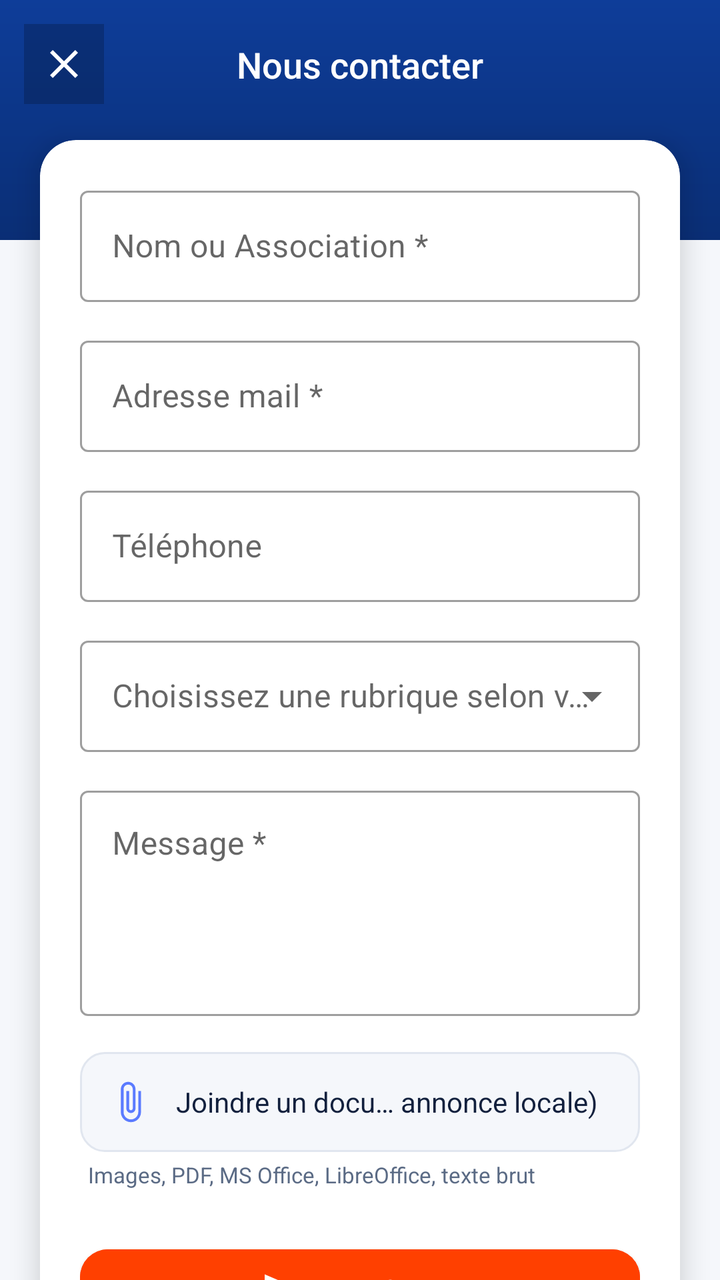
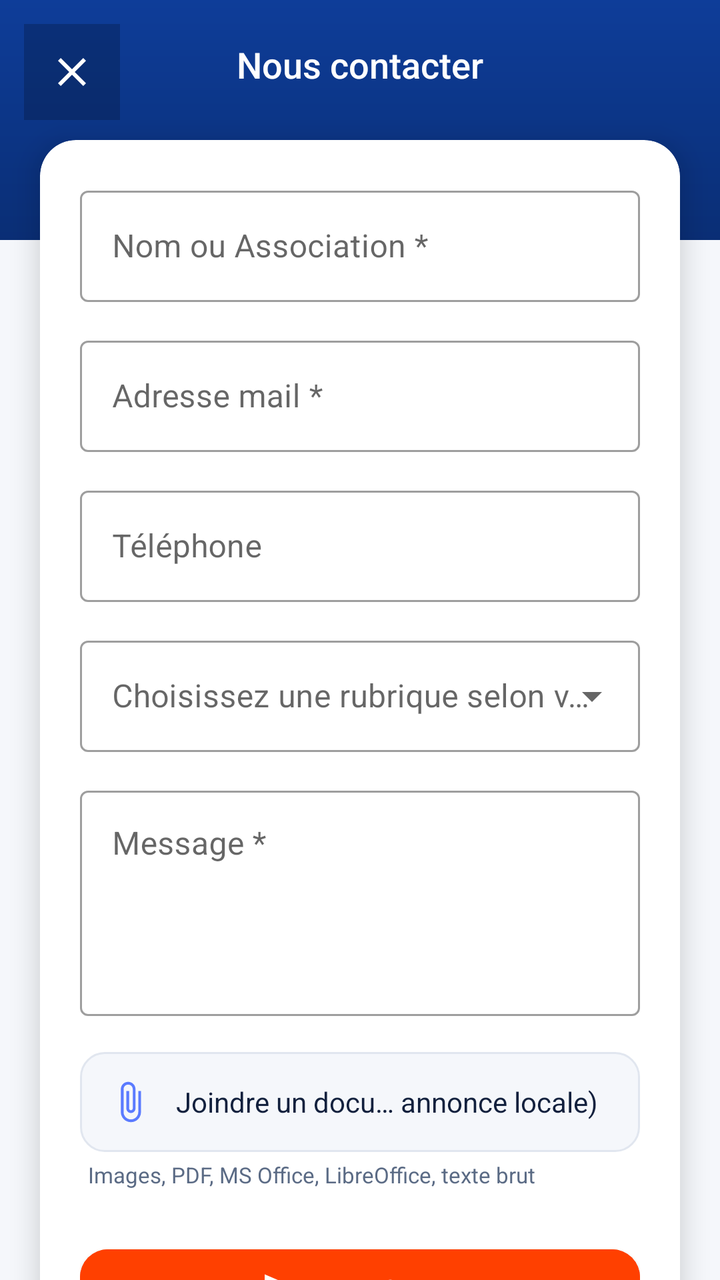

Screens rendered from an Android XML layout before and after an edit, with the pre-edit source and the edit as a unified diff.
<!-- AndroidManifest.xml: application theme Theme.MercurOplay -->
<!-- res/layout/activity_contact.xml -->
<?xml version="1.0" encoding="utf-8"?>
<androidx.core.widget.NestedScrollView xmlns:android="http://schemas.android.com/apk/res/android"
    xmlns:app="http://schemas.android.com/apk/res-auto"
    android:layout_width="match_parent"
    android:layout_height="match_parent"
    android:background="@color/background_light"
    android:fillViewport="true">

    <androidx.constraintlayout.widget.ConstraintLayout
        android:layout_width="match_parent"
        android:layout_height="wrap_content"
        android:paddingBottom="32dp">

        <View
            android:id="@+id/headerBackground"
            android:layout_width="0dp"
            android:layout_height="120dp"
            android:background="@drawable/bg_header_gradient"
            app:layout_constraintEnd_toEndOf="parent"
            app:layout_constraintStart_toStartOf="parent"
            app:layout_constraintTop_toTopOf="parent" />

        <ImageButton
            android:id="@+id/buttonBack"
            android:layout_width="40dp"
            android:layout_height="40dp"
            android:layout_marginStart="12dp"
            android:layout_marginTop="12dp"
            android:background="#33000000"
            android:contentDescription="@string/action_back"
            android:padding="8dp"
            android:src="@drawable/ic_close"
            app:layout_constraintStart_toStartOf="parent"
            app:layout_constraintTop_toTopOf="parent" />

        <TextView
            android:id="@+id/textContactTitle"
            android:layout_width="wrap_content"
            android:layout_height="wrap_content"
            android:layout_marginTop="20dp"
            android:fontFamily="sans-serif-medium"
            android:text="@string/contact_title"
            android:textColor="@color/white"
            android:textSize="18sp"
            app:layout_constraintEnd_toEndOf="parent"
            app:layout_constraintStart_toStartOf="parent"
            app:layout_constraintTop_toTopOf="parent" />

        <androidx.cardview.widget.CardView
            android:id="@+id/cardForm"
            android:layout_width="0dp"
            android:layout_height="wrap_content"
            android:layout_marginStart="20dp"
            android:layout_marginTop="70dp"
            android:layout_marginEnd="20dp"
            app:cardBackgroundColor="@color/surface_white"
            app:cardCornerRadius="18dp"
            app:cardElevation="8dp"
            app:layout_constraintEnd_toEndOf="parent"
            app:layout_constraintStart_toStartOf="parent"
            app:layout_constraintTop_toTopOf="parent">

            <LinearLayout
                android:layout_width="match_parent"
                android:layout_height="wrap_content"
                android:orientation="vertical"
                android:padding="20dp">

                <com.google.android.material.textfield.TextInputLayout
                    android:id="@+id/layoutName"
                    style="@style/Widget.MaterialComponents.TextInputLayout.OutlinedBox"
                    android:layout_width="match_parent"
                    android:layout_height="wrap_content"
                    android:hint="@string/contact_field_name">

                    <com.google.android.material.textfield.TextInputEditText
                        android:id="@+id/editName"
                        android:layout_width="match_parent"
                        android:layout_height="wrap_content"
                        android:inputType="textPersonName|textCapWords"
                        android:maxLines="1" />

                </com.google.android.material.textfield.TextInputLayout>

                <com.google.android.material.textfield.TextInputLayout
                    android:id="@+id/layoutEmail"
                    style="@style/Widget.MaterialComponents.TextInputLayout.OutlinedBox"
                    android:layout_width="match_parent"
                    android:layout_height="wrap_content"
                    android:layout_marginTop="14dp"
                    android:hint="@string/contact_field_email">

                    <com.google.android.material.textfield.TextInputEditText
                        android:id="@+id/editEmail"
                        android:layout_width="match_parent"
                        android:layout_height="wrap_content"
                        android:inputType="textEmailAddress"
                        android:maxLines="1" />

                </com.google.android.material.textfield.TextInputLayout>

                <com.google.android.material.textfield.TextInputLayout
                    android:id="@+id/layoutPhone"
                    style="@style/Widget.MaterialComponents.TextInputLayout.OutlinedBox"
                    android:layout_width="match_parent"
                    android:layout_height="wrap_content"
                    android:layout_marginTop="14dp"
                    android:hint="@string/contact_field_phone">

                    <com.google.android.material.textfield.TextInputEditText
                        android:id="@+id/editPhone"
                        android:layout_width="match_parent"
                        android:layout_height="wrap_content"
                        android:inputType="phone"
                        android:maxLines="1" />

                </com.google.android.material.textfield.TextInputLayout>

                <com.google.android.material.textfield.TextInputLayout
                    android:id="@+id/layoutSubject"
                    style="@style/Widget.MaterialComponents.TextInputLayout.OutlinedBox.ExposedDropdownMenu"
                    android:layout_width="match_parent"
                    android:layout_height="wrap_content"
                    android:layout_marginTop="14dp"
                    android:hint="@string/contact_field_subject">

                    <AutoCompleteTextView
                        android:id="@+id/dropdownSubject"
                        android:layout_width="match_parent"
                        android:layout_height="wrap_content"
                        android:inputType="none" />

                </com.google.android.material.textfield.TextInputLayout>

                <com.google.android.material.textfield.TextInputLayout
                    android:id="@+id/layoutMessage"
                    style="@style/Widget.MaterialComponents.TextInputLayout.OutlinedBox"
                    android:layout_width="match_parent"
                    android:layout_height="wrap_content"
                    android:layout_marginTop="14dp"
                    android:hint="@string/contact_field_message">

                    <com.google.android.material.textfield.TextInputEditText
                        android:id="@+id/editMessage"
                        android:layout_width="match_parent"
                        android:layout_height="wrap_content"
                        android:gravity="top|start"
                        android:inputType="textMultiLine|textCapSentences"
                        android:minLines="4" />

                </com.google.android.material.textfield.TextInputLayout>

                <LinearLayout
                    android:id="@+id/rowAttachmentPicker"
                    android:layout_width="match_parent"
                    android:layout_height="wrap_content"
                    android:layout_marginTop="18dp"
                    android:background="@drawable/bg_attachment_row"
                    android:clickable="true"
                    android:focusable="true"
                    android:foreground="?attr/selectableItemBackground"
                    android:gravity="center_vertical"
                    android:orientation="horizontal"
                    android:padding="14dp">

                    <ImageView
                        android:layout_width="22dp"
                        android:layout_height="22dp"
                        android:contentDescription="@null"
                        android:src="@drawable/ic_attachment" />

                    <TextView
                        android:id="@+id/textAttachmentLabel"
                        android:layout_width="0dp"
                        android:layout_height="wrap_content"
                        android:layout_marginStart="12dp"
                        android:layout_weight="1"
                        android:ellipsize="middle"
                        android:maxLines="1"
                        android:text="@string/contact_field_attachment"
                        android:textColor="@color/text_primary"
                        android:textSize="14sp" />

                    <ImageButton
                        android:id="@+id/buttonRemoveAttachment"
                        android:layout_width="28dp"
                        android:layout_height="28dp"
                        android:background="?attr/selectableItemBackgroundBorderless"
                        android:contentDescription="@string/cd_remove_attachment"
                        android:padding="4dp"
                        android:src="@drawable/ic_close"
                        android:visibility="gone"
                        app:tint="@color/text_secondary" />

                </LinearLayout>

                <TextView
                    android:layout_width="match_parent"
                    android:layout_height="wrap_content"
                    android:layout_marginTop="4dp"
                    android:layout_marginStart="4dp"
                    android:text="@string/contact_field_attachment_hint"
                    android:textColor="@color/text_secondary"
                    android:textSize="11sp" />

                <com.google.android.material.button.MaterialButton
                    android:id="@+id/buttonSubmit"
                    android:layout_width="match_parent"
                    android:layout_height="52dp"
                    android:layout_marginTop="24dp"
                    android:backgroundTint="@color/brand_orange"
                    android:text="@string/contact_submit"
                    android:textColor="@color/white"
                    app:cornerRadius="14dp"
                    app:icon="@drawable/ic_send"
                    app:iconGravity="textStart"
                    app:iconTint="@color/white" />

            </LinearLayout>
        </androidx.cardview.widget.CardView>

    </androidx.constraintlayout.widget.ConstraintLayout>
</androidx.core.widget.NestedScrollView>
<!-- resources referenced by this layout -->
<resources>
  <color name="background_light">#F5F7FB</color>
  <color name="brand_orange">#FF4000</color>
  <color name="surface_white">#FFFFFF</color>
  <color name="text_primary">#12203D</color>
  <color name="text_secondary">#5B6B85</color>
  <color name="white">#FFFFFF</color>
  <!-- drawable bg_attachment_row (drawable) -->
  <shape xmlns:android="http://schemas.android.com/apk/res/android" android:shape="rectangle">
      <solid android:color="@color/background_light" />
      <corners android:radius="12dp" />
      <stroke android:width="1dp" android:color="@color/divider" />
  </shape>
  <!-- drawable bg_header_gradient (drawable) -->
  <shape xmlns:android="http://schemas.android.com/apk/res/android" android:shape="rectangle">
      <gradient
          android:angle="90"
          android:startColor="@color/brand_blue_dark"
          android:endColor="@color/brand_blue" />
  </shape>
  <!-- drawable ic_attachment (drawable) -->
  <vector xmlns:android="http://schemas.android.com/apk/res/android"
      android:width="24dp" android:height="24dp"
      android:viewportWidth="24" android:viewportHeight="24">
      <path android:fillColor="#FF5B7BFF" android:pathData="M16.5,6v11.5c0,2.21 -1.79,4 -4,4s-4,-1.79 -4,-4V5c0,-1.38 1.12,-2.5 2.5,-2.5s2.5,1.12 2.5,2.5v10.5c0,0.55 -0.45,1 -1,1s-1,-0.45 -1,-1V6H10v9.5c0,1.38 1.12,2.5 2.5,2.5s2.5,-1.12 2.5,-2.5V5c0,-2.21 -1.79,-4 -4,-4S7,2.79 7,5v12.5c0,3.04 2.46,5.5 5.5,5.5s5.5,-2.46 5.5,-5.5V6h-1.5z" />
  </vector>
  <!-- drawable ic_close (drawable) -->
  <vector xmlns:android="http://schemas.android.com/apk/res/android"
      android:width="24dp" android:height="24dp"
      android:viewportWidth="24" android:viewportHeight="24">
      <path android:fillColor="#FFFFFFFF" android:pathData="M19,6.41L17.59,5 12,10.59 6.41,5 5,6.41 10.59,12 5,17.59 6.41,19 12,13.41 17.59,19 19,17.59 13.41,12z" />
  </vector>
  <!-- drawable ic_send (drawable) -->
  <vector xmlns:android="http://schemas.android.com/apk/res/android"
      android:width="20dp" android:height="20dp"
      android:viewportWidth="24" android:viewportHeight="24">
      <path android:fillColor="#FFFFFFFF" android:pathData="M2.01,21L23,12L2.01,3L2,10l15,2l-15,2z" />
  </vector>
  <string name="action_back">Retour</string>
  <string name="cd_remove_attachment">Retirer le fichier joint</string>
  <string name="contact_field_attachment">Joindre un document (ex: affiche annonce locale)</string>
  <string name="contact_field_attachment_hint">Images, PDF, MS Office, LibreOffice, texte brut</string>
  <string name="contact_field_email">Adresse mail *</string>
  <string name="contact_field_message">Message *</string>
  <string name="contact_field_name">Nom ou Association *</string>
  <string name="contact_field_phone">Téléphone</string>
  <string name="contact_field_subject">Choisissez une rubrique selon votre demande *</string>
  <string name="contact_submit">Envoyer</string>
  <string name="contact_title">Nous contacter</string>
  <style name="Theme.MercurOplay" parent="Theme.MaterialComponents.DayNight.NoActionBar">
          <item name="colorPrimary">@color/brand_blue</item>
          <item name="colorPrimaryDark">@color/brand_blue_dark</item>
          <item name="colorAccent">@color/brand_orange</item>
          <item name="colorSecondary">@color/brand_orange</item>
          <item name="android:statusBarColor">@color/brand_blue_dark</item>
          <item name="android:windowLightStatusBar" tools:targetApi="m">false</item>
          <item name="android:navigationBarColor">@color/brand_blue_dark</item>
          <item name="android:windowBackground">@color/background_light</item>
      </style>
  <color name="divider">#E1E6EF</color>
  <color name="brand_blue_dark">#0A2E75</color>
  <color name="brand_blue">#0E3D99</color>
</resources>

<!-- the commit's change to res/layout/activity_contact.xml (unified diff, before → after) -->
@@ -22,8 +22,8 @@
 
         <ImageButton
             android:id="@+id/buttonBack"
-            android:layout_width="40dp"
-            android:layout_height="40dp"
+            android:layout_width="48dp"
+            android:layout_height="48dp"
             android:layout_marginStart="12dp"
             android:layout_marginTop="12dp"
             android:background="#33000000"
